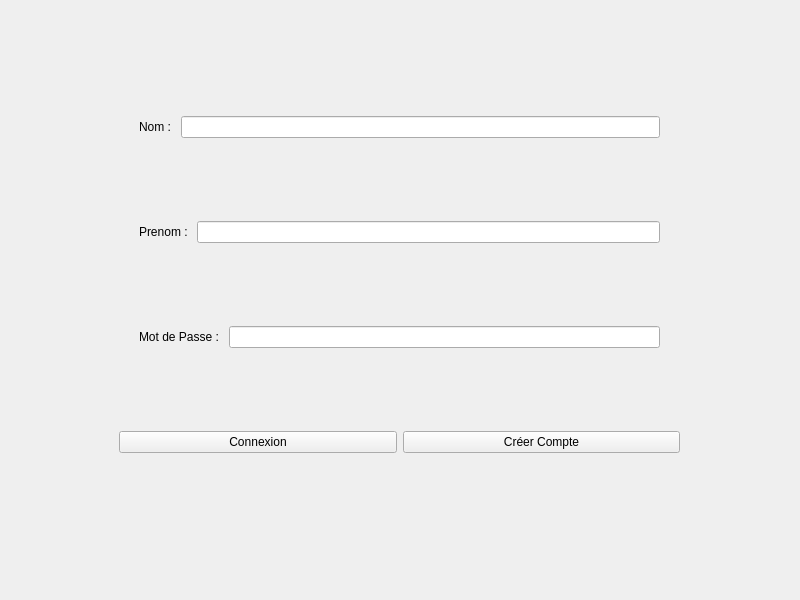
Above: mainwindow.ui from alextnlr/ShareCount before the change. Below: the same form after it.
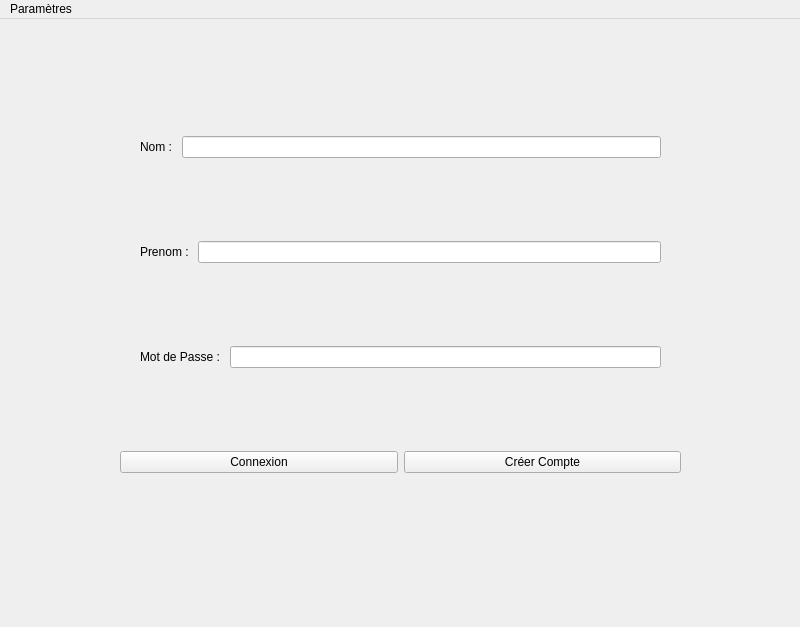
That is the form after the change. The open tabs and pages were chosen to show the change.

```diff
--- a/mainwindow.ui
+++ b/mainwindow.ui
@@ -2,12 +2,15 @@
 <ui version="4.0">
  <class>MainWindow</class>
  <widget class="QMainWindow" name="MainWindow">
+  <property name="enabled">
+   <bool>true</bool>
+  </property>
   <property name="geometry">
    <rect>
     <x>0</x>
     <y>0</y>
     <width>800</width>
-    <height>600</height>
+    <height>627</height>
    </rect>
   </property>
   <property name="windowTitle">
@@ -15,11 +18,14 @@
   </property>
   <widget class="QWidget" name="centralwidget">
    <widget class="QStackedWidget" name="stackedWidget">
+    <property name="enabled">
+     <bool>true</bool>
+    </property>
     <property name="geometry">
      <rect>
-      <x>-1</x>
-      <y>-1</y>
-      <width>801</width>
+      <x>0</x>
+      <y>0</y>
+      <width>761</width>
       <height>601</height>
      </rect>
     </property>
@@ -47,6 +53,9 @@
          </property>
          <item>
           <widget class="QLabel" name="labelNom">
+           <property name="enabled">
+            <bool>true</bool>
+           </property>
            <property name="text">
             <string>Nom : </string>
            </property>
@@ -105,6 +114,9 @@
         <layout class="QHBoxLayout" name="horizontalLayout_4">
          <item>
           <widget class="QPushButton" name="pushButtonConnexion">
+           <property name="enabled">
+            <bool>true</bool>
+           </property>
            <property name="text">
             <string>Connexion</string>
            </property>
@@ -112,6 +124,9 @@
          </item>
          <item>
           <widget class="QPushButton" name="pushButtonCreationCompte">
+           <property name="enabled">
+            <bool>true</bool>
+           </property>
            <property name="text">
             <string>Créer Compte</string>
            </property>
@@ -123,14 +138,14 @@
      </widget>
      <widget class="QLabel" name="labelInfo">
       <property name="enabled">
-       <bool>false</bool>
+       <bool>true</bool>
       </property>
       <property name="geometry">
        <rect>
         <x>220</x>
-        <y>540</y>
+        <y>551</y>
         <width>331</width>
-        <height>31</height>
+        <height>20</height>
        </rect>
       </property>
       <property name="text">
@@ -144,6 +159,34 @@
     <widget class="QWidget" name="page_2"/>
    </widget>
   </widget>
+  <widget class="QMenuBar" name="menuBar">
+   <property name="geometry">
+    <rect>
+     <x>0</x>
+     <y>0</y>
+     <width>800</width>
+     <height>22</height>
+    </rect>
+   </property>
+   <widget class="QMenu" name="menuParam_tres">
+    <property name="title">
+     <string>Paramètres</string>
+    </property>
+    <addaction name="actionD_connexion"/>
+   </widget>
+   <addaction name="menuParam_tres"/>
+  </widget>
+  <action name="actionD_connexion">
+   <property name="checkable">
+    <bool>false</bool>
+   </property>
+   <property name="checked">
+    <bool>false</bool>
+   </property>
+   <property name="text">
+    <string>Déconnexion</string>
+   </property>
+  </action>
  </widget>
  <resources/>
  <connections/>
```
Left out of the diff: 2 changed lines with no effect on the pictures.
